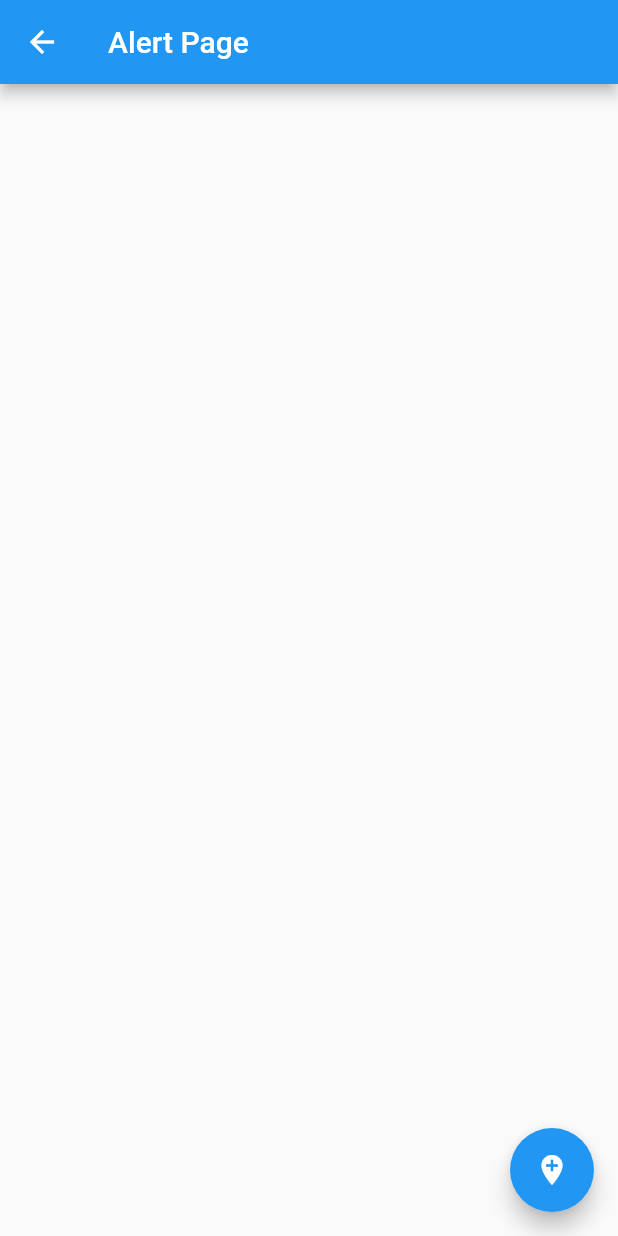
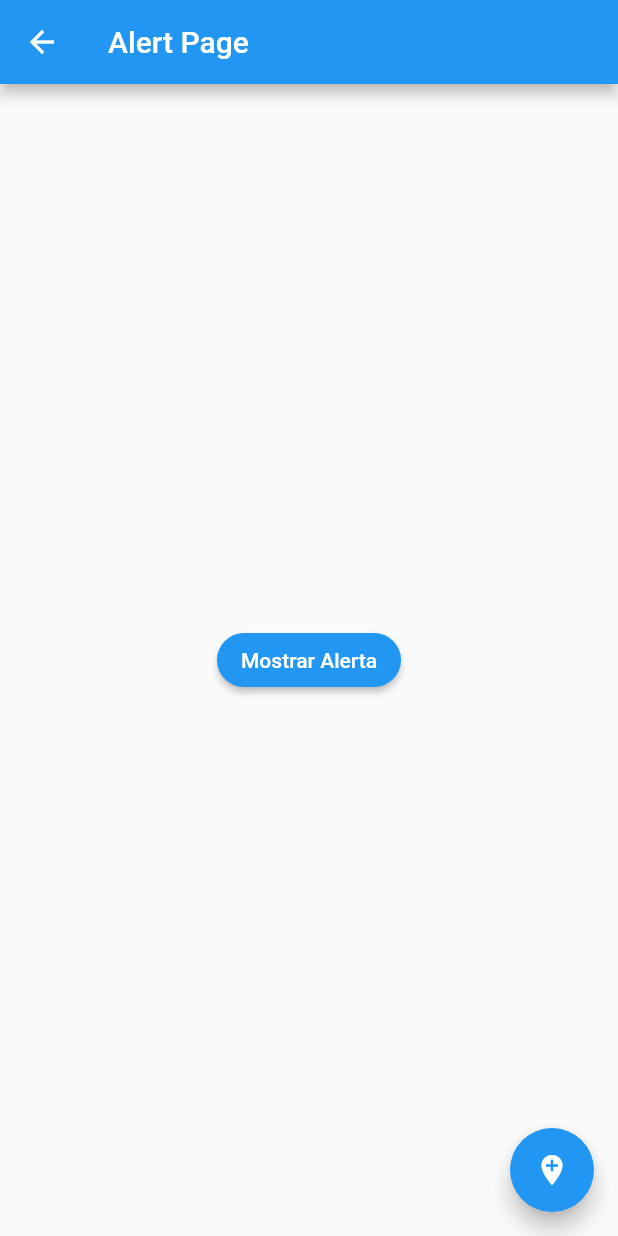
Before and after one commit to iglez/flutter_curso_componentes, a Flutter app: the AlertPage screen opened by its route, on a phone screen of 412 x 824 dp. Run offline on Flutter 3.47's test engine with Material 2 defaults, Android fonts, the phone set to English and light mode, and no system bars.

Commit message:
Creando el boton vacio

```diff
--- a/componentes/lib/src/pages/alert_page.dart
+++ b/componentes/lib/src/pages/alert_page.dart
@@ -6,6 +6,15 @@ class AlertPage extends StatelessWidget {
     return Scaffold(
       appBar: AppBar(
         title: Text('Alert Page'),
+      ),
+      body: Center(
+        child: RaisedButton(
+          child: Text('Mostrar Alerta'),
+          color: Colors.blue,
+          textColor: Colors.white,
+          shape: StadiumBorder(),
+          onPressed: () {},
+        ),
       ),
       floatingActionButton: FloatingActionButton(
         child: Icon(Icons.add_location),
```
